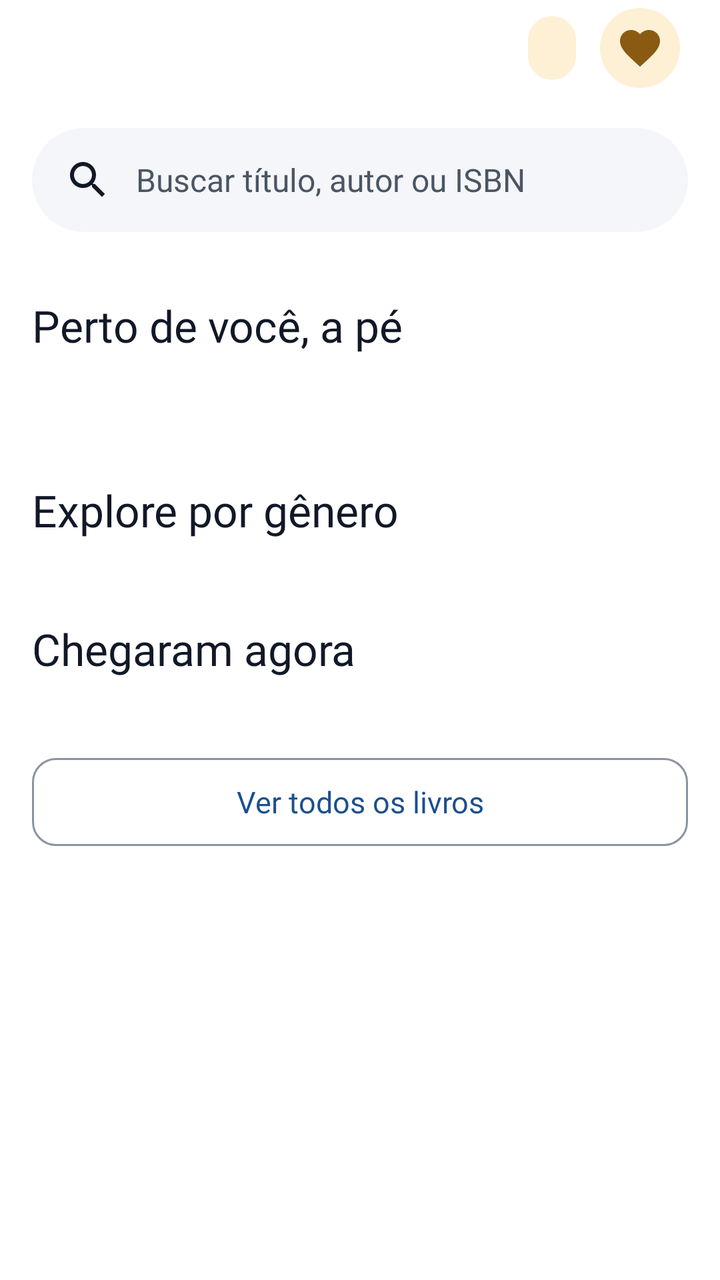
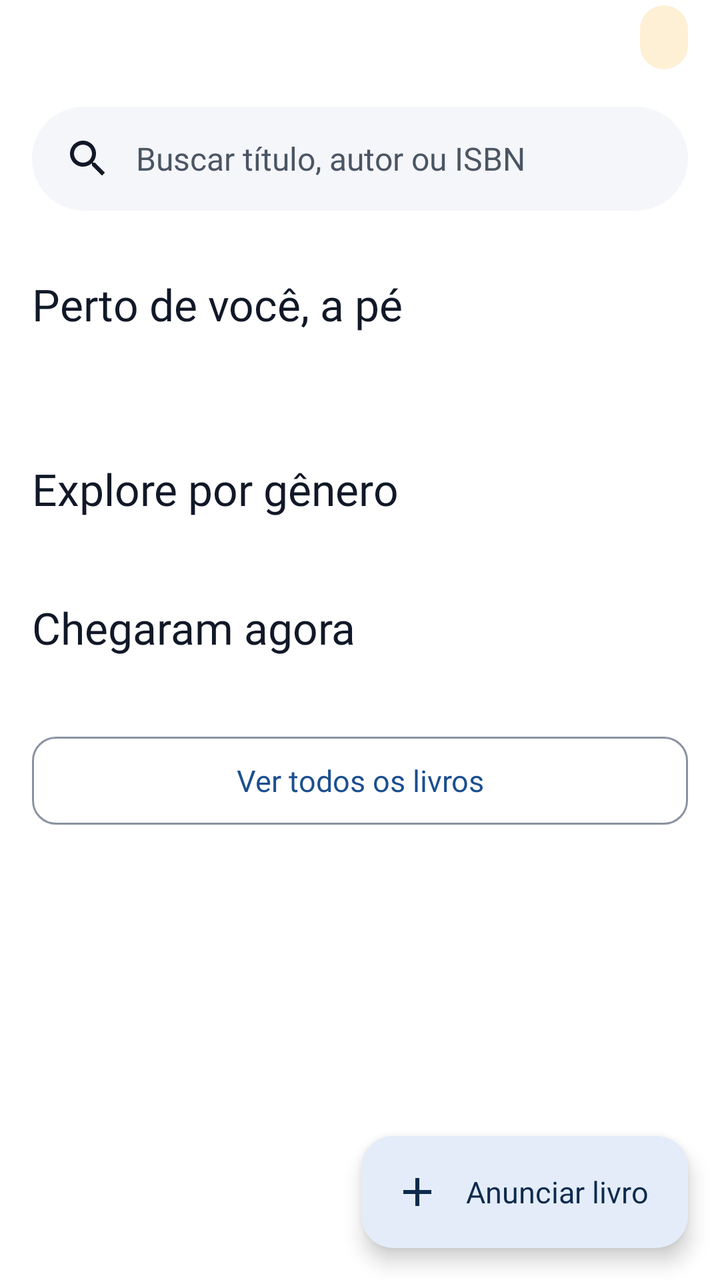

Screens rendered from an Android XML layout before and after an edit, with the pre-edit source and the edit as a unified diff.
<!-- AndroidManifest.xml: application theme Theme.LeiaUFMS -->
<!-- res/layout/fragment_home.xml -->
<?xml version="1.0" encoding="utf-8"?>
<androidx.coordinatorlayout.widget.CoordinatorLayout xmlns:android="http://schemas.android.com/apk/res/android"
    xmlns:app="http://schemas.android.com/apk/res-auto"
    android:layout_width="match_parent"
    android:layout_height="match_parent">

    <androidx.core.widget.NestedScrollView
        android:id="@+id/scroll"
        android:layout_width="match_parent"
        android:layout_height="match_parent"
        android:defaultFocusHighlightEnabled="false">

    <LinearLayout
        android:layout_width="match_parent"
        android:layout_height="wrap_content"
        android:orientation="vertical"
        android:paddingBottom="@dimen/fab_clearance">

        <LinearLayout
            android:layout_width="match_parent"
            android:layout_height="wrap_content"
            android:gravity="center_vertical"
            android:orientation="horizontal"
            android:paddingStart="@dimen/screen_margin"
            android:paddingEnd="@dimen/screen_margin">

            <TextView
                android:id="@+id/hello"
                android:layout_width="0dp"
                android:layout_height="wrap_content"
                android:layout_weight="1"
                android:accessibilityHeading="true"
                android:textAppearance="@style/TextAppearance.Leia.Display"
                android:textColor="@color/leia_on_background" />

            <TextView
                android:id="@+id/credits"
                android:layout_width="wrap_content"
                android:layout_height="wrap_content"
                android:background="@drawable/bg_credit_pill"
                android:drawablePadding="@dimen/space_xxs"
                android:minHeight="@dimen/size_32"
                android:gravity="center_vertical"
                android:paddingStart="@dimen/space_s"
                android:paddingEnd="@dimen/space_s"
                android:textAppearance="@style/TextAppearance.Leia.Label"
                android:textColor="@color/leia_on_tertiary_container" />

            
            <FrameLayout
                android:id="@+id/wishes_button"
                android:layout_width="@dimen/touch_target"
                android:layout_height="@dimen/touch_target"
                android:layout_marginStart="@dimen/space_xs"
                android:background="?attr/selectableItemBackgroundBorderless"
                android:clickable="true"
                android:contentDescription="@string/open_wishes"
                android:focusable="true">

                <ImageView
                    android:layout_width="@dimen/heart_button"
                    android:layout_height="@dimen/heart_button"
                    android:layout_gravity="center"
                    android:background="@drawable/bg_circle_tertiary"
                    android:importantForAccessibility="no"
                    android:padding="@dimen/space_xs"
                    android:src="@drawable/ic_favorite"
                    app:tint="@color/leia_tertiary" />

                <TextView
                    android:id="@+id/wishes_count"
                    android:layout_width="wrap_content"
                    android:layout_height="wrap_content"
                    android:layout_gravity="top|end"
                    android:background="@drawable/bg_count_badge"
                    android:gravity="center"
                    android:importantForAccessibility="no"
                    android:minWidth="@dimen/count_badge"
                    android:paddingStart="@dimen/space_xxs"
                    android:paddingEnd="@dimen/space_xxs"
                    android:textAppearance="@style/TextAppearance.Leia.Caption"
                    android:textColor="@color/leia_on_success_container"
                    android:visibility="gone" />
            </FrameLayout>
        </LinearLayout>

        <TextView
            android:id="@+id/search"
            android:layout_width="match_parent"
            android:layout_height="@dimen/button_height"
            android:layout_marginStart="@dimen/screen_margin"
            android:layout_marginTop="@dimen/space_m"
            android:layout_marginEnd="@dimen/screen_margin"
            android:background="@drawable/bg_pill"
            android:clickable="true"
            android:drawablePadding="@dimen/space_s"
            android:focusable="true"
            android:foreground="?attr/selectableItemBackground"
            android:gravity="center_vertical"
            android:paddingStart="@dimen/space_m"
            android:paddingEnd="@dimen/space_m"
            android:text="@string/home_search"
            android:textAppearance="@style/TextAppearance.Leia.Body"
            android:textColor="@color/leia_on_surface_variant"
            app:drawableStartCompat="@drawable/ic_search" />

        <LinearLayout
            android:id="@+id/for_you"
            android:layout_width="match_parent"
            android:layout_height="wrap_content"
            android:orientation="vertical"
            android:visibility="gone">

            <TextView
                style="@style/Widget.Leia.HomeSection"
                android:text="@string/home_for_you" />

            <LinearLayout
                android:id="@+id/for_you_list"
                android:layout_width="match_parent"
                android:layout_height="wrap_content"
                android:layout_marginTop="@dimen/space_s"
                android:orientation="vertical"
                android:paddingStart="@dimen/screen_margin"
                android:paddingEnd="@dimen/screen_margin" />
        </LinearLayout>

        <TextView
            android:id="@+id/near_title"
            style="@style/Widget.Leia.HomeSection"
            android:text="@string/home_near" />

        <TextView
            android:id="@+id/near_sub"
            android:layout_width="match_parent"
            android:layout_height="wrap_content"
            android:layout_marginStart="@dimen/screen_margin"
            android:layout_marginEnd="@dimen/screen_margin"
            android:textAppearance="@style/TextAppearance.Leia.BodySmall"
            android:textColor="@color/leia_on_surface_variant" />

        <androidx.recyclerview.widget.RecyclerView
            android:id="@+id/near_list"
            android:layout_width="match_parent"
            android:layout_height="wrap_content"
            android:layout_marginTop="@dimen/space_s"
            android:clipToPadding="false"
            android:nestedScrollingEnabled="false"
            android:orientation="horizontal"
            android:paddingStart="@dimen/screen_margin"
            android:paddingEnd="@dimen/screen_margin"
            app:layoutManager="androidx.recyclerview.widget.LinearLayoutManager" />

        <LinearLayout
            android:id="@+id/near_invite"
            android:layout_width="match_parent"
            android:layout_height="wrap_content"
            android:layout_marginStart="@dimen/screen_margin"
            android:layout_marginTop="@dimen/space_s"
            android:layout_marginEnd="@dimen/screen_margin"
            android:background="@drawable/bg_notice"
            android:gravity="center_vertical"
            android:orientation="horizontal"
            android:padding="@dimen/space_s"
            android:visibility="gone">

            <TextView
                android:id="@+id/near_invite_text"
                android:layout_width="0dp"
                android:layout_height="wrap_content"
                android:layout_weight="1"
                android:drawablePadding="@dimen/space_xs"
                android:text="@string/home_near_invite"
                android:textAppearance="@style/TextAppearance.Leia.BodySmall"
                android:textColor="@color/leia_on_background"
                app:drawableStartCompat="@drawable/ic_walk" />

            <com.google.android.material.button.MaterialButton
                android:id="@+id/near_invite_action"
                style="?attr/borderlessButtonStyle"
                android:layout_width="wrap_content"
                android:layout_height="wrap_content"
                android:text="@string/action_activate_location" />
        </LinearLayout>

        <TextView
            android:id="@+id/course_title"
            android:visibility="gone"
            style="@style/Widget.Leia.HomeSection"
            android:text="@string/home_course" />

        <TextView
            android:id="@+id/course_sub"
            android:visibility="gone"
            android:layout_width="match_parent"
            android:layout_height="wrap_content"
            android:layout_marginStart="@dimen/screen_margin"
            android:layout_marginEnd="@dimen/screen_margin"
            android:textAppearance="@style/TextAppearance.Leia.BodySmall"
            android:textColor="@color/leia_on_surface_variant" />

        <androidx.recyclerview.widget.RecyclerView
            android:id="@+id/course_list"
            android:visibility="gone"
            android:layout_width="match_parent"
            android:layout_height="wrap_content"
            android:layout_marginTop="@dimen/space_s"
            android:clipToPadding="false"
            android:nestedScrollingEnabled="false"
            android:orientation="horizontal"
            android:paddingStart="@dimen/screen_margin"
            android:paddingEnd="@dimen/screen_margin"
            app:layoutManager="androidx.recyclerview.widget.LinearLayoutManager" />


        <TextView
            android:id="@+id/because_title"
            style="@style/Widget.Leia.HomeSection"
            android:visibility="gone" />

        <androidx.recyclerview.widget.RecyclerView
            android:id="@+id/because_list"
            android:layout_width="match_parent"
            android:layout_height="wrap_content"
            android:layout_marginTop="@dimen/space_s"
            android:clipToPadding="false"
            android:nestedScrollingEnabled="false"
            android:orientation="horizontal"
            android:paddingStart="@dimen/screen_margin"
            android:paddingEnd="@dimen/screen_margin"
            android:visibility="gone"
            app:layoutManager="androidx.recyclerview.widget.LinearLayoutManager" />

        <TextView
            android:id="@+id/genre_title"
            style="@style/Widget.Leia.HomeSection"
            android:visibility="gone" />

        <androidx.recyclerview.widget.RecyclerView
            android:id="@+id/genre_list"
            android:layout_width="match_parent"
            android:layout_height="wrap_content"
            android:layout_marginTop="@dimen/space_s"
            android:clipToPadding="false"
            android:nestedScrollingEnabled="false"
            android:orientation="horizontal"
            android:paddingStart="@dimen/screen_margin"
            android:paddingEnd="@dimen/screen_margin"
            android:visibility="gone"
            app:layoutManager="androidx.recyclerview.widget.LinearLayoutManager" />

        <TextView
            style="@style/Widget.Leia.HomeSection"
            android:text="@string/home_genres" />

        <HorizontalScrollView
            android:layout_width="match_parent"
            android:layout_height="wrap_content"
            android:layout_marginTop="@dimen/space_xs"
            android:scrollbars="none">

            <com.google.android.material.chip.ChipGroup
                android:id="@+id/genres"
                android:layout_width="wrap_content"
                android:layout_height="wrap_content"
                android:paddingStart="@dimen/screen_margin"
                android:paddingEnd="@dimen/screen_margin"
                app:singleLine="true" />
        </HorizontalScrollView>

        <TextView
            android:id="@+id/fresh_title"
            style="@style/Widget.Leia.HomeSection"
            android:text="@string/home_new" />

        <androidx.recyclerview.widget.RecyclerView
            android:id="@+id/fresh_list"
            android:layout_width="match_parent"
            android:layout_height="wrap_content"
            android:layout_marginTop="@dimen/space_s"
            android:clipToPadding="false"
            android:nestedScrollingEnabled="false"
            android:orientation="horizontal"
            android:paddingStart="@dimen/screen_margin"
            android:paddingEnd="@dimen/screen_margin"
            app:layoutManager="androidx.recyclerview.widget.LinearLayoutManager" />

        <com.google.android.material.button.MaterialButton
            android:id="@+id/button_all"
            style="?attr/materialButtonOutlinedStyle"
            android:layout_width="match_parent"
            android:layout_height="wrap_content"
            android:layout_marginStart="@dimen/screen_margin"
            android:layout_marginTop="@dimen/space_l"
            android:layout_marginEnd="@dimen/screen_margin"
            android:text="@string/home_all" />
    </LinearLayout>
    </androidx.core.widget.NestedScrollView>

</androidx.coordinatorlayout.widget.CoordinatorLayout>
<!-- resources referenced by this layout -->
<resources>
  <color name="leia_on_background">#111827</color>
  <color name="leia_on_success_container">#14532D</color>
  <color name="leia_on_surface_variant">#4B5563</color>
  <color name="leia_on_tertiary_container">#3D2A08</color>
  <color name="leia_tertiary">#8A5A12</color>
  <dimen name="button_height">52dp</dimen>
  <dimen name="count_badge">20dp</dimen>
  <dimen name="fab_clearance">88dp</dimen>
  <dimen name="heart_button">40dp</dimen>
  <dimen name="screen_margin">16dp</dimen>
  <dimen name="size_32">32dp</dimen>
  <dimen name="space_l">24dp</dimen>
  <dimen name="space_m">16dp</dimen>
  <dimen name="space_s">12dp</dimen>
  <dimen name="space_xs">8dp</dimen>
  <dimen name="space_xxs">4dp</dimen>
  <dimen name="touch_target">48dp</dimen>
  <!-- drawable bg_circle_tertiary (drawable) -->
  <?xml version="1.0" encoding="utf-8"?>
  <shape xmlns:android="http://schemas.android.com/apk/res/android" android:shape="oval">
      <solid android:color="@color/leia_tertiary_container" />
  </shape>
  <!-- drawable bg_count_badge (drawable) -->
  <?xml version="1.0" encoding="utf-8"?>
  <shape xmlns:android="http://schemas.android.com/apk/res/android" android:shape="rectangle">
      <solid android:color="@color/leia_success_container" />
      <stroke android:width="2dp" android:color="@color/leia_background" />
      <corners android:radius="10dp" />
  </shape>
  <!-- drawable ic_favorite (drawable) -->
  <vector xmlns:android="http://schemas.android.com/apk/res/android"
      android:width="24dp"
      android:height="24dp"
      android:viewportWidth="24"
      android:viewportHeight="24"
      android:tint="?attr/colorOnSurface">
    <path
        android:fillColor="@android:color/white"
        android:pathData="M12,21.35l-1.45,-1.32C5.4,15.36 2,12.28 2,8.5 2,5.42 4.42,3 7.5,3c1.74,0 3.41,0.81 4.5,2.09C13.09,3.81 14.76,3 16.5,3 19.58,3 22,5.42 22,8.5c0,3.78 -3.4,6.86 -8.55,11.54L12,21.35z"/>
  </vector>
  <string name="action_activate_location">Ativar localização</string>
  <string name="home_all">Ver todos os livros</string>
  <string name="home_course">Para o seu curso</string>
  <string name="home_for_you">Pra você agora</string>
  <string name="home_genres">Explore por gênero</string>
  <string name="home_near">Perto de você, a pé</string>
  <string name="home_near_invite">Ative a localização para ver o que dá para buscar a pé.</string>
  <string name="home_new">Chegaram agora</string>
  <string name="home_search">Buscar título, autor ou ISBN</string>
  <string name="open_wishes">Seus desejos</string>
  <style name="Theme.LeiaUFMS" parent="Base.Theme.LeiaUFMS" />
  <color name="leia_tertiary_container">#FDF0D5</color>
  <color name="leia_success_container">#DCFCE7</color>
  <color name="leia_background">#FFFFFF</color>
  <color name="leia_surface_container">#F4F6FA</color>
  <dimen name="radius_m">12dp</dimen>
  <dimen name="space_xl">32dp</dimen>
  <color name="leia_primary">#1B4F8F</color>
  <color name="leia_on_primary">#FFFFFF</color>
  <color name="leia_primary_container">#E3ECF8</color>
  <color name="leia_on_primary_container">#0D2A4D</color>
  <color name="leia_on_tertiary">#FFFFFF</color>
  <color name="leia_error">#B42318</color>
  <color name="leia_on_error">#FFFFFF</color>
  <color name="leia_error_container">#FDE3E1</color>
  <color name="leia_on_error_container">#5A0E09</color>
  <color name="leia_surface">#FFFFFF</color>
  <color name="leia_outline">#8A93A1</color>
  <color name="leia_inverse_primary">#8DB8F2</color>
  <color name="leia_outline_variant">#E5E7EB</color>
  <dimen name="radius_s">8dp</dimen>
  <dimen name="radius_l">16dp</dimen>
  <dimen name="radius_button">12dp</dimen>
  <dimen name="elevation_card">2dp</dimen>
  <style name="TextAppearance.Leia.NavInactive" parent="TextAppearance.Leia.Label">
          <item name="android:textSize">12sp</item>
      </style>
  <dimen name="elevation_hero">6dp</dimen>
  <!-- unchanged entries left out for length: 30 -->
</resources>

<!-- the commit's change to res/layout/fragment_home.xml (unified diff, before → after) -->
@@ -46,42 +46,6 @@
                 android:textAppearance="@style/TextAppearance.Leia.Label"
                 android:textColor="@color/leia_on_tertiary_container" />
 
-            
-            <FrameLayout
-                android:id="@+id/wishes_button"
-                android:layout_width="@dimen/touch_target"
-                android:layout_height="@dimen/touch_target"
-                android:layout_marginStart="@dimen/space_xs"
-                android:background="?attr/selectableItemBackgroundBorderless"
-                android:clickable="true"
-                android:contentDescription="@string/open_wishes"
-                android:focusable="true">
-
-                <ImageView
-                    android:layout_width="@dimen/heart_button"
-                    android:layout_height="@dimen/heart_button"
-                    android:layout_gravity="center"
-                    android:background="@drawable/bg_circle_tertiary"
-                    android:importantForAccessibility="no"
-                    android:padding="@dimen/space_xs"
-                    android:src="@drawable/ic_favorite"
-                    app:tint="@color/leia_tertiary" />
-
-                <TextView
-                    android:id="@+id/wishes_count"
-                    android:layout_width="wrap_content"
-                    android:layout_height="wrap_content"
-                    android:layout_gravity="top|end"
-                    android:background="@drawable/bg_count_badge"
-                    android:gravity="center"
-                    android:importantForAccessibility="no"
-                    android:minWidth="@dimen/count_badge"
-                    android:paddingStart="@dimen/space_xxs"
-                    android:paddingEnd="@dimen/space_xxs"
-                    android:textAppearance="@style/TextAppearance.Leia.Caption"
-                    android:textColor="@color/leia_on_success_container"
-                    android:visibility="gone" />
-            </FrameLayout>
         </LinearLayout>
 
         <TextView
@@ -297,4 +261,12 @@
     </LinearLayout>
     </androidx.core.widget.NestedScrollView>
 
+    <com.google.android.material.floatingactionbutton.ExtendedFloatingActionButton
+        android:id="@+id/fab_new"
+        android:layout_width="wrap_content"
+        android:layout_height="wrap_content"
+        android:layout_gravity="bottom|end"
+        android:layout_margin="@dimen/screen_margin"
+        android:text="@string/action_new_listing"
+        app:icon="@drawable/ic_add" />
 </androidx.coordinatorlayout.widget.CoordinatorLayout>
<!-- resource entries referenced after the edit -->
@@ -1,14 +1,11 @@
 <!-- resources referenced by this layout -->
 <resources>
   <color name="leia_on_background">#111827</color>
-  <color name="leia_on_success_container">#14532D</color>
   <color name="leia_on_surface_variant">#4B5563</color>
   <color name="leia_on_tertiary_container">#3D2A08</color>
   <color name="leia_tertiary">#8A5A12</color>
   <dimen name="button_height">52dp</dimen>
-  <dimen name="count_badge">20dp</dimen>
   <dimen name="fab_clearance">88dp</dimen>
-  <dimen name="heart_button">40dp</dimen>
   <dimen name="screen_margin">16dp</dimen>
   <dimen name="size_32">32dp</dimen>
   <dimen name="space_l">24dp</dimen>
@@ -16,20 +13,7 @@
   <dimen name="space_s">12dp</dimen>
   <dimen name="space_xs">8dp</dimen>
   <dimen name="space_xxs">4dp</dimen>
-  <dimen name="touch_target">48dp</dimen>
-  <!-- drawable bg_circle_tertiary (drawable) -->
-  <?xml version="1.0" encoding="utf-8"?>
-  <shape xmlns:android="http://schemas.android.com/apk/res/android" android:shape="oval">
-      <solid android:color="@color/leia_tertiary_container" />
-  </shape>
-  <!-- drawable bg_count_badge (drawable) -->
-  <?xml version="1.0" encoding="utf-8"?>
-  <shape xmlns:android="http://schemas.android.com/apk/res/android" android:shape="rectangle">
-      <solid android:color="@color/leia_success_container" />
-      <stroke android:width="2dp" android:color="@color/leia_background" />
-      <corners android:radius="10dp" />
-  </shape>
-  <!-- drawable ic_favorite (drawable) -->
+  <!-- drawable ic_add (drawable) -->
   <vector xmlns:android="http://schemas.android.com/apk/res/android"
       android:width="24dp"
       android:height="24dp"
@@ -38,9 +22,11 @@
       android:tint="?attr/colorOnSurface">
     <path
         android:fillColor="@android:color/white"
-        android:pathData="M12,21.35l-1.45,-1.32C5.4,15.36 2,12.28 2,8.5 2,5.42 4.42,3 7.5,3c1.74,0 3.41,0.81 4.5,2.09C13.09,3.81 14.76,3 16.5,3 19.58,3 22,5.42 22,8.5c0,3.78 -3.4,6.86 -8.55,11.54L12,21.35z"/>
+        android:pathData="M19,13h-6v6h-2v-6H5v-2h6V5h2v6h6v2z"/>
   </vector>
+  <dimen name="touch_target">48dp</dimen>
   <string name="action_activate_location">Ativar localização</string>
+  <string name="action_new_listing">Anunciar livro</string>
   <string name="home_all">Ver todos os livros</string>
   <string name="home_course">Para o seu curso</string>
   <string name="home_for_you">Pra você agora</string>
@@ -49,10 +35,8 @@
   <string name="home_near_invite">Ative a localização para ver o que dá para buscar a pé.</string>
   <string name="home_new">Chegaram agora</string>
   <string name="home_search">Buscar título, autor ou ISBN</string>
-  <string name="open_wishes">Seus desejos</string>
   <style name="Theme.LeiaUFMS" parent="Base.Theme.LeiaUFMS" />
   <color name="leia_tertiary_container">#FDF0D5</color>
-  <color name="leia_success_container">#DCFCE7</color>
   <color name="leia_background">#FFFFFF</color>
   <color name="leia_surface_container">#F4F6FA</color>
   <dimen name="radius_m">12dp</dimen>
